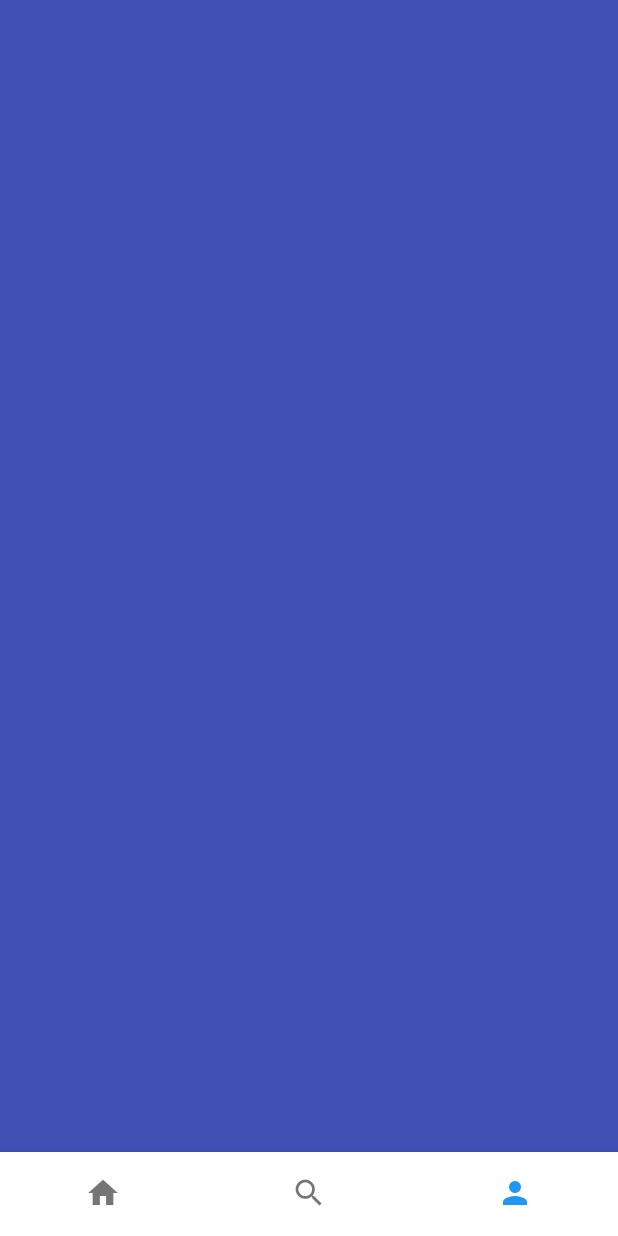
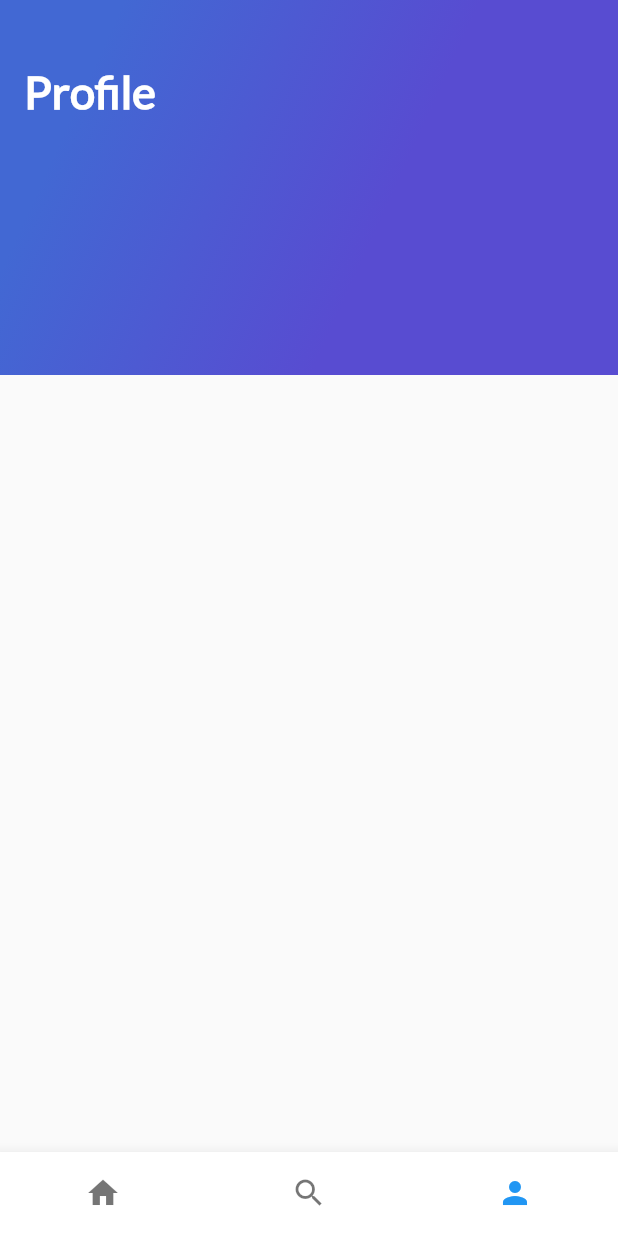
Before and after one commit to AMBoulchouk/trips-project, a Flutter app: the screen it shows after launch, item 3 of the bottom bar chosen, on a phone screen of 412 x 824 dp. Run offline on Flutter 3.47's test engine with Material 2 defaults, Android fonts, the phone set to English and light mode, and no system bars.

Commit message:
Creando Profile page

```diff
--- a/lib/pages/home/homeTrips.dart
+++ b/lib/pages/home/homeTrips.dart
@@ -1,8 +1,8 @@
 import 'package:flutter/material.dart';
 
-import '../../widgets/description_place.dart';
-import '../../widgets/headerAppbar.dart';
-import '../../widgets/reviewList.dart';
+import 'widgetsHome/description_place.dart';
+import 'widgetsHome/headerAppbar.dart';
+import 'widgetsHome/reviewList.dart';
 
 class HomeTrips extends StatelessWidget {
   String descriptionDummy =
--- a/lib/pages/profile/profileTrips.dart
+++ b/lib/pages/profile/profileTrips.dart
@@ -1,11 +1,17 @@
 import 'package:flutter/material.dart';
+import 'widgetsProfile/headerProfile.dart';
 
 class ProfileTrips extends StatelessWidget {
   @override
   Widget build(BuildContext context) {
     // TODO: implement build
-    return Container(
-      color: Colors.indigo,
+    return Stack(
+      children: [
+        ListView(
+          children: [],
+        ),
+        HeaderProfile(),
+      ],
     );
   }
 }
--- /dev/null
+++ b/lib/pages/profile/widgetsProfile/gradientBack.dart
@@ -0,0 +1,35 @@
+import 'package:flutter/material.dart';
+
+class GradientBack extends StatelessWidget {
+  String title = "Popular";
+
+  GradientBack(this.title);
+  @override
+  Widget build(BuildContext context) {
+    return Container(
+      height: 250.0,
+      decoration: BoxDecoration(
+        gradient: LinearGradient(
+          colors: [
+            Color(0xFF4268D3),
+            Color(0xFF584CD1),
+          ],
+          begin: FractionalOffset(0.2, 0.0),
+          end: FractionalOffset(1.0, 0.6),
+          stops: [0.0, 0.6],
+          tileMode: TileMode.clamp,
+        ),
+      ),
+      child: Text(
+        title,
+        style: TextStyle(
+          color: Colors.white,
+          fontSize: 30.0,
+          fontFamily: "Lato",
+          fontWeight: FontWeight.bold,
+        ),
+      ),
+      alignment: Alignment(-0.9, -0.6),
+    );
+  }
+}
--- /dev/null
+++ b/lib/pages/profile/widgetsProfile/headerProfile.dart
@@ -0,0 +1,13 @@
+import 'package:flutter/material.dart';
+import 'gradientBack.dart';
+
+class HeaderProfile extends StatelessWidget {
+  @override
+  Widget build(BuildContext context) {
+    return Stack(
+      children: [
+        GradientBack("Profile"),
+      ],
+    );
+  }
+}
```
Also changed, not shown: lib/pages/home/widgetsHome/buttonPurple.dart (renamed from lib/widgets/buttonPurple.dart), lib/pages/home/widgetsHome/cardImage.dart (renamed from lib/widgets/cardImage.dart), lib/pages/home/widgetsHome/cardImageList.dart (renamed from lib/widgets/cardImageList.dart), lib/pages/home/widgetsHome/description_place.dart (renamed from lib/widgets/description_place.dart), lib/pages/home/widgetsHome/floatingActionButtonGreen.dart (renamed from lib/widgets/floatingActionButtonGreen.dart), lib/pages/home/widgetsHome/gradientBack.dart (renamed from lib/widgets/gradientBack.dart), lib/pages/home/widgetsHome/headerAppbar.dart (renamed from lib/widgets/headerAppbar.dart), lib/pages/home/widgetsHome/review.dart (renamed from lib/widgets/review.dart), lib/pages/home/widgetsHome/reviewList.dart (renamed from lib/widgets/reviewList.dart).
